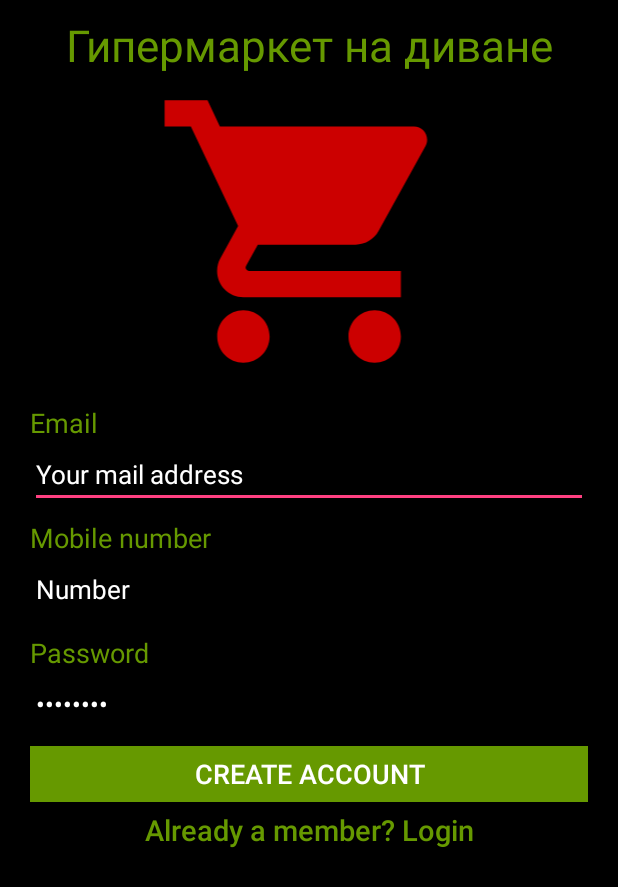
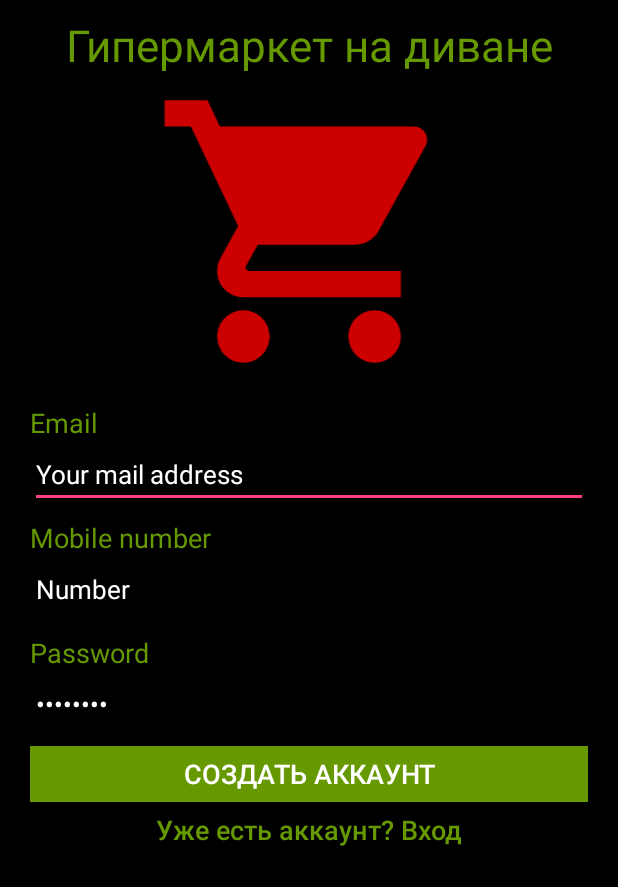
Before and after one commit to antonihnatovich/SmartCityUniversalMarket, an Android app: the screen it shows after launch (RegistrationActivity), on a phone screen of 412 x 824 dp. Shown: the top 887 px of the screen. Run offline under Robolectric (Android 15) with nearby library versions, the phone set to English and light mode, and no system bars.

Commit message:
Codestyle changes.

```diff
--- a/SmartCityUniversalMarket/app/src/main/res/layout/activity_login.xml
+++ b/SmartCityUniversalMarket/app/src/main/res/layout/activity_login.xml
@@ -113,9 +113,4 @@
 
     </LinearLayout>
 
-    <TextView
-        android:id="@+id/responceView"
-        android:layout_width="wrap_content"
-        android:layout_height="wrap_content" />
-
 </RelativeLayout>
--- a/SmartCityUniversalMarket/app/src/main/res/layout/activity_registration.xml
+++ b/SmartCityUniversalMarket/app/src/main/res/layout/activity_registration.xml
@@ -28,81 +28,53 @@
 
         <TextView
             android:id="@+id/name_text_view_registration"
-            android:layout_width="wrap_content"
-            android:layout_height="wrap_content"
-            android:text="Email"
-            android:textAllCaps="false"
-            android:textColor="@color/textColorGreenOrOrangeAllActivities"
-            android:textSize="18dp" />
+            style="@style/textViewLoginAndRegistrationActivities"
+            android:layout_marginTop="0dp"
+            android:text="@string/ra_email_string" />
 
         <EditText
             android:id="@+id/name_edit_text_registration"
-            android:layout_width="match_parent"
-            android:layout_height="wrap_content"
+            style="@style/editTextLoginAndRegistrationActivities"
             android:inputType="textEmailAddress"
-            android:text="Your mail address"
-            android:textAllCaps="false"
-            android:textColor="@color/editTextStringInsideColorAllActivities"
-            android:textSize="17dp" />
+            android:text="@string/ra_email_edit_text_string" />
 
         <TextView
             android:id="@+id/login_text_view_registration"
-            android:layout_width="wrap_content"
-            android:layout_height="wrap_content"
-            android:layout_marginTop="7dp"
-            android:text="Mobile number"
-            android:textAllCaps="false"
-            android:textColor="@color/textColorGreenOrOrangeAllActivities"
-            android:textSize="18dp" />
+            style="@style/textViewLoginAndRegistrationActivities"
+            android:text="@string/ra_mobile_number_string" />
 
         <EditText
             android:id="@+id/id_edit_text_registration"
-            android:layout_width="match_parent"
-            android:layout_height="wrap_content"
+            style="@style/editTextLoginAndRegistrationActivities"
             android:inputType="phone"
-            android:text="Number"
-            android:textAllCaps="false"
-            android:textColor="@color/editTextStringInsideColorAllActivities"
-            android:textSize="17dp" />
+            android:text="@string/ra_number_edit_text_string" />
 
         <TextView
             android:id="@+id/password_text_view_registration"
-            android:layout_width="wrap_content"
-            android:layout_height="wrap_content"
-            android:layout_marginTop="7dp"
-            android:text="Password"
-            android:textAllCaps="false"
-            android:textColor="@color/textColorGreenOrOrangeAllActivities"
-            android:textSize="18dp" />
+            style="@style/textViewLoginAndRegistrationActivities"
+            android:text="@string/ra_password_string" />
 
         <EditText
             android:id="@+id/password_edit_text_registration"
-            android:layout_width="match_parent"
-            android:layout_height="wrap_content"
+            style="@style/editTextLoginAndRegistrationActivities"
             android:inputType="numberPassword"
-            android:text="Password"
-            android:textAllCaps="false"
-            android:textColor="@color/editTextStringInsideColorAllActivities"
-            android:textSize="17dp" />
+            android:text="@string/ra_password_edit_text_string" />
 
         <Button
             android:id="@+id/ra_ready_register_button"
             style="@style/buttonLoginActivityStandart"
             android:layout_marginTop="5dp"
-            android:text="Create account" />
+            android:text="@string/ra_create_account_string" />
 
         <Button
             android:id="@+id/ra_login_button"
             style="@style/buttonLoginActivityStandart"
             android:background="@color/backgroundColorWhiteOrOrangeAllActivities"
             android:nextFocusDown="@id/la_apply_button"
-            android:text="Already a member? Login"
+            android:text="@string/ra_to_login_button_string"
             android:textAllCaps="false"
-            android:textColor="@color/frontViewColor"
-            android:textSize="19sp" />
-
+            android:textColor="@color/frontViewColor" />
 
     </LinearLayout>
 
-
 </RelativeLayout>
--- a/SmartCityUniversalMarket/app/src/main/res/values/strings.xml
+++ b/SmartCityUniversalMarket/app/src/main/res/values/strings.xml
@@ -11,10 +11,22 @@
     <string name="sign_in_string">Sign In | Вход</string>
     <string name="la_login_string">Login:</string>
     <string name="la_password_string">Password:</string>
-    <string name="la_apply_button_string">Apply</string>
+    <string name="la_apply_button_string">Вход</string>
     <string name="la_reg_button_string">Registration</string>
-    <string name="la_register_button_string">Not registered yet?</string>
+    <string name="la_register_button_string">Еще не зарегистрированы?</string>
     <string name="la_password_edit_text_string">password</string>
     <string name="la_id_edit_text_string">Id</string>
-    <string name="la_forgot_password_string">Forgot password?</string>
+    <string name="la_forgot_password_string">Забыли пароль?</string>
+    <string name="fl_welcome_string">Добро Пожаловать</string>
+    <string name="fl_long_text_string">Будущее наступило. Время быстрых и удобных покупок различного плана прямо с дивана пришло. Удобно, быстро, интересно. Среднестатистический покупатель на поход в супермаркет тратит 30 минут. Экономьте ваше время и деньги. Создавайте избранные списки покупок. Наблюдайте за вашими прошлыми покупками. Делитесь списком покупок с членами семьи. Продукт Universal Market поможет вам в этом.</string>
+    <string name="fl_team_name_string">SmartCityBelarus</string>
+    <string name="fl_registration_string">Регистрация</string>
+    <string name="ra_email_string">Email</string>
+    <string name="ra_email_edit_text_string">Your mail address</string>
+    <string name="ra_mobile_number_string">Mobile number</string>
+    <string name="ra_number_edit_text_string">Number</string>
+    <string name="ra_password_string">Password</string>
+    <string name="ra_password_edit_text_string">Password</string>
+    <string name="ra_create_account_string">Создать аккаунт</string>
+    <string name="ra_to_login_button_string">Уже есть аккаунт? Вход</string>
 </resources>
--- a/SmartCityUniversalMarket/app/src/main/res/values/styles.xml
+++ b/SmartCityUniversalMarket/app/src/main/res/values/styles.xml
@@ -45,7 +45,6 @@
         <item name="android:layout_height">37dp</item>
         <item name="android:textSize">18sp</item>
         <item name="android:textColor">#FFFFFF</item>
-
         <item name="android:background">@color/textColorGreenOrOrangeAllActivities</item>
     </style>
 
@@ -55,4 +54,29 @@
         <item name="android:src">@drawable/tyt</item>
         <item name="android:scaleType">fitCenter</item>
     </style>
+
+    <style name="editTextLoginAndRegistrationActivities">
+        <item name="android:layout_width">match_parent</item>
+        <item name="android:layout_height">wrap_content</item>
+        <item name="android:textSize">17sp</item>
+        <item name="android:textColor">@color/editTextStringInsideColorAllActivities</item>
+        <item name="android:textAllCaps">false</item>
+    </style>
+
+    <style name="textViewLoginAndRegistrationActivities">
+        <item name="android:layout_width">wrap_content</item>
+        <item name="android:layout_height">wrap_content</item>
+        <item name="android:layout_marginTop">7dp</item>
+        <item name="android:textColor">@color/textColorGreenOrOrangeAllActivities</item>
+        <item name="android:textAllCaps">false</item>
+        <item name="android:textSize">18sp</item>
+    </style>
+
+    <style name="firstLaunchTextViewGeneral">
+        <item name="android:layout_height">wrap_content</item>
+        <item name="android:layout_width">match_parent</item>
+        <item name="android:textSize">16sp</item>
+        <item name="android:textColor">@color/frontViewColor</item>
+
+    </style>
 </resources>
```
Also changed, not shown: SmartCityUniversalMarket/app/src/main/res/layout/activity_first_launch.xml (+20 -27 lines).
